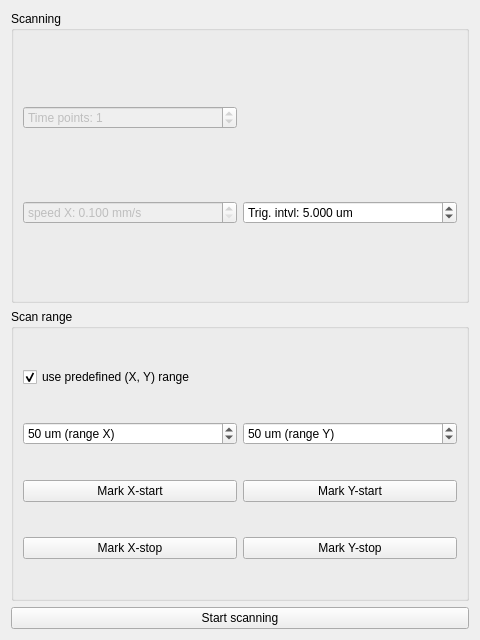
The window that microscope_control/gui/stage_scanning.ui (nvladimus/daoSPIM) describes before a commit, drawn with Qt 5.
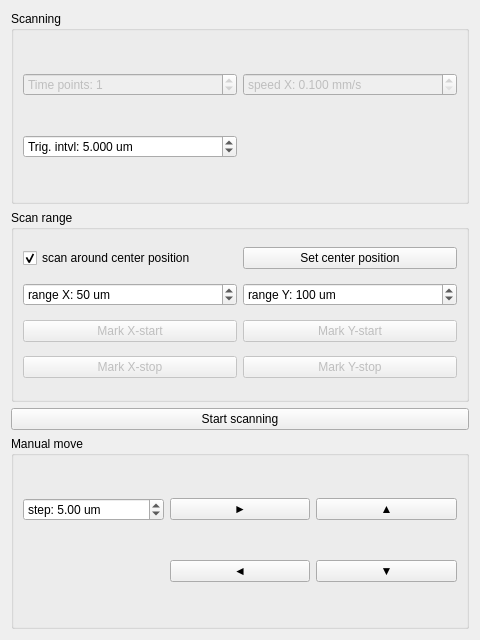
The same window after the commit.

Commit message: moving stage gui to .ui file is finished

Diff of the .ui file:
```diff
--- a/microscope_control/gui/stage_scanning.ui
+++ b/microscope_control/gui/stage_scanning.ui
@@ -20,7 +20,7 @@
       <string>Scanning</string>
      </property>
      <layout class="QGridLayout" name="gridLayout_2">
-      <item row="1" column="0">
+      <item row="0" column="1">
        <widget class="QDoubleSpinBox" name="spinbox_stage_speed_x">
         <property name="enabled">
          <bool>false</bool>
@@ -39,28 +39,6 @@
         </property>
        </widget>
       </item>
-      <item row="1" column="1">
-       <widget class="QDoubleSpinBox" name="spinbox_stage_step_x">
-        <property name="prefix">
-         <string>Trig. intvl: </string>
-        </property>
-        <property name="suffix">
-         <string> um</string>
-        </property>
-        <property name="decimals">
-         <number>3</number>
-        </property>
-        <property name="minimum">
-         <double>0.022000000000000</double>
-        </property>
-        <property name="singleStep">
-         <double>0.022000000000000</double>
-        </property>
-        <property name="value">
-         <double>5.000000000000000</double>
-        </property>
-       </widget>
-      </item>
       <item row="0" column="0">
        <widget class="QSpinBox" name="spinbox_stage_n_cycles">
         <property name="enabled">
@@ -80,6 +58,28 @@
         </property>
        </widget>
       </item>
+      <item row="1" column="0">
+       <widget class="QDoubleSpinBox" name="spinbox_stage_step_x">
+        <property name="prefix">
+         <string>Trig. intvl: </string>
+        </property>
+        <property name="suffix">
+         <string> um</string>
+        </property>
+        <property name="decimals">
+         <number>3</number>
+        </property>
+        <property name="minimum">
+         <double>0.022000000000000</double>
+        </property>
+        <property name="singleStep">
+         <double>0.022000000000000</double>
+        </property>
+        <property name="value">
+         <double>5.000000000000000</double>
+        </property>
+       </widget>
+      </item>
      </layout>
     </widget>
    </item>
@@ -89,17 +89,23 @@
       <string>Scan range</string>
      </property>
      <layout class="QGridLayout" name="gridLayout">
-      <item row="3" column="0">
+      <item row="5" column="0">
        <widget class="QPushButton" name="button_stage_pos_start">
+        <property name="enabled">
+         <bool>false</bool>
+        </property>
         <property name="text">
          <string>Mark X-start</string>
         </property>
        </widget>
       </item>
-      <item row="1" column="0">
+      <item row="3" column="0">
        <widget class="QSpinBox" name="spinbox_stage_range_x">
         <property name="suffix">
-         <string> um (range X)</string>
+         <string> um</string>
+        </property>
+        <property name="prefix">
+         <string>range X: </string>
         </property>
         <property name="minimum">
          <number>1</number>
@@ -112,10 +118,13 @@
         </property>
        </widget>
       </item>
-      <item row="1" column="1">
+      <item row="3" column="1">
        <widget class="QSpinBox" name="spinbox_stage_range_y">
         <property name="suffix">
-         <string> um (range Y)</string>
+         <string> um</string>
+        </property>
+        <property name="prefix">
+         <string>range Y: </string>
         </property>
         <property name="minimum">
          <number>1</number>
@@ -124,41 +133,57 @@
          <number>1000</number>
         </property>
         <property name="value">
-         <number>50</number>
+         <number>100</number>
         </property>
        </widget>
       </item>
-      <item row="4" column="0">
+      <item row="6" column="0">
        <widget class="QPushButton" name="button_stage_pos_stop">
+        <property name="enabled">
+         <bool>false</bool>
+        </property>
         <property name="text">
          <string>Mark X-stop</string>
         </property>
        </widget>
       </item>
-      <item row="3" column="1">
-       <widget class="QPushButton" name="button_stage_posy_start">
-        <property name="text">
-         <string>Mark Y-start</string>
-        </property>
-       </widget>
-      </item>
-      <item row="4" column="1">
+      <item row="6" column="1">
        <widget class="QPushButton" name="button_stage_posy_stop">
+        <property name="enabled">
+         <bool>false</bool>
+        </property>
         <property name="text">
          <string>Mark Y-stop</string>
         </property>
        </widget>
       </item>
-      <item row="0" column="0" colspan="2">
-       <widget class="QCheckBox" name="checkbox_stage_use_fixed_range">
+      <item row="5" column="1">
+       <widget class="QPushButton" name="button_stage_posy_start">
+        <property name="enabled">
+         <bool>false</bool>
+        </property>
         <property name="text">
-         <string>use predefined (X, Y) range</string>
+         <string>Mark Y-start</string>
+        </property>
+       </widget>
+      </item>
+      <item row="0" column="0">
+       <widget class="QCheckBox" name="checkbox_scan_around">
+        <property name="text">
+         <string>scan around center position</string>
         </property>
         <property name="checked">
          <bool>true</bool>
         </property>
        </widget>
       </item>
+      <item row="0" column="1">
+       <widget class="QPushButton" name="button_set_center">
+        <property name="text">
+         <string>Set center position</string>
+        </property>
+       </widget>
+      </item>
      </layout>
     </widget>
    </item>
@@ -169,6 +194,71 @@
      </property>
     </widget>
    </item>
+   <item>
+    <widget class="QGroupBox" name="groupbox_manual_move">
+     <property name="title">
+      <string>Manual move</string>
+     </property>
+     <layout class="QGridLayout" name="gridLayout_3">
+      <item row="0" column="1">
+       <widget class="QPushButton" name="button_stage_x_move_right">
+        <property name="toolTip">
+         <string>X-move: right</string>
+        </property>
+        <property name="text">
+         <string>►</string>
+        </property>
+       </widget>
+      </item>
+      <item row="0" column="0">
+       <widget class="QDoubleSpinBox" name="spinbox_stage_move_step">
+        <property name="prefix">
+         <string>step: </string>
+        </property>
+        <property name="suffix">
+         <string> um</string>
+        </property>
+        <property name="maximum">
+         <double>1000.000000000000000</double>
+        </property>
+        <property name="value">
+         <double>5.000000000000000</double>
+        </property>
+       </widget>
+      </item>
+      <item row="1" column="1">
+       <widget class="QPushButton" name="button_stage_x_move_left">
+        <property name="toolTip">
+         <string>X-move: left</string>
+        </property>
+        <property name="text">
+         <string>◄</string>
+        </property>
+       </widget>
+      </item>
+      <item row="0" column="2">
+       <widget class="QPushButton" name="button_stage_y_move_up">
+        <property name="toolTip">
+         <string>Y-move: up</string>
+        </property>
+        <property name="text">
+         <string>▲</string>
+        </property>
+       </widget>
+      </item>
+      <item row="1" column="2">
+       <widget class="QPushButton" name="button_stage_y_move_down">
+        <property name="toolTip">
+         <string>Y-move: down</string>
+        </property>
+        <property name="text">
+         <string>▼</string>
+        </property>
+       </widget>
+      </item>
+     </layout>
+    </widget>
+   </item>
   </layout>
  </widget>
  <resources/>
```
The commit also changes 2 other files.
